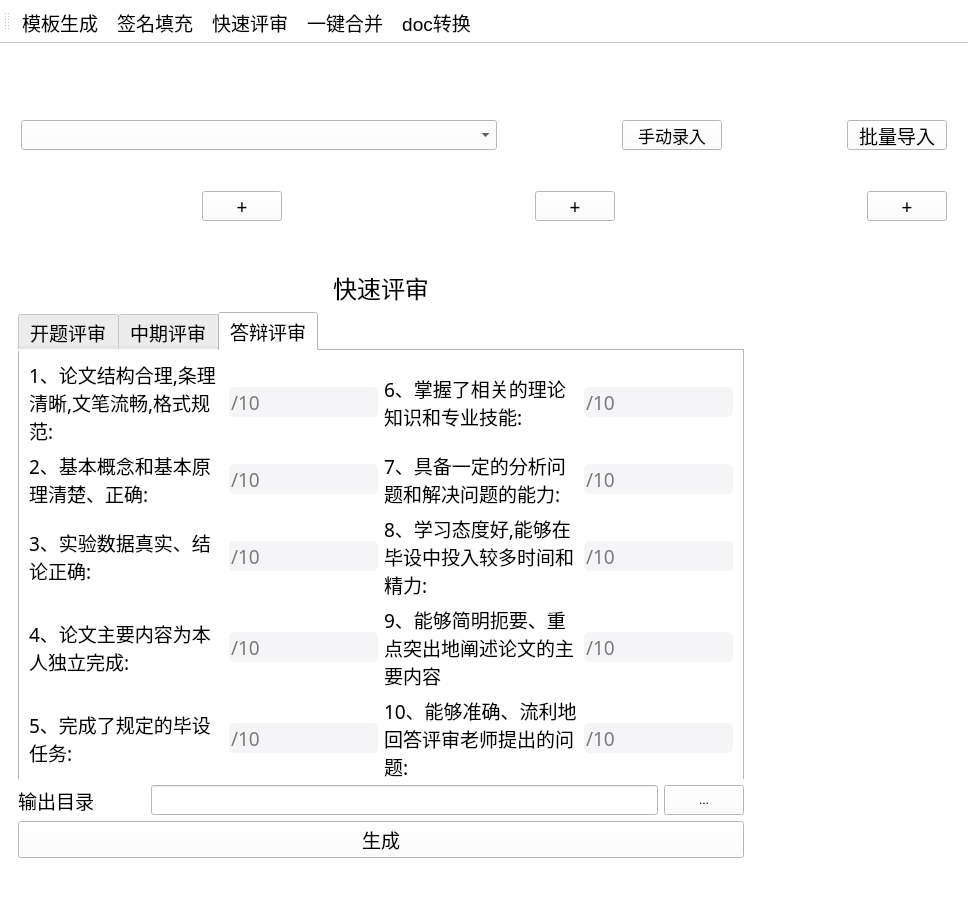
First picture: the form in ui/main_ui_teacher.ui, repository deoxyribonucleic-acid/doc_automation, before the edit.
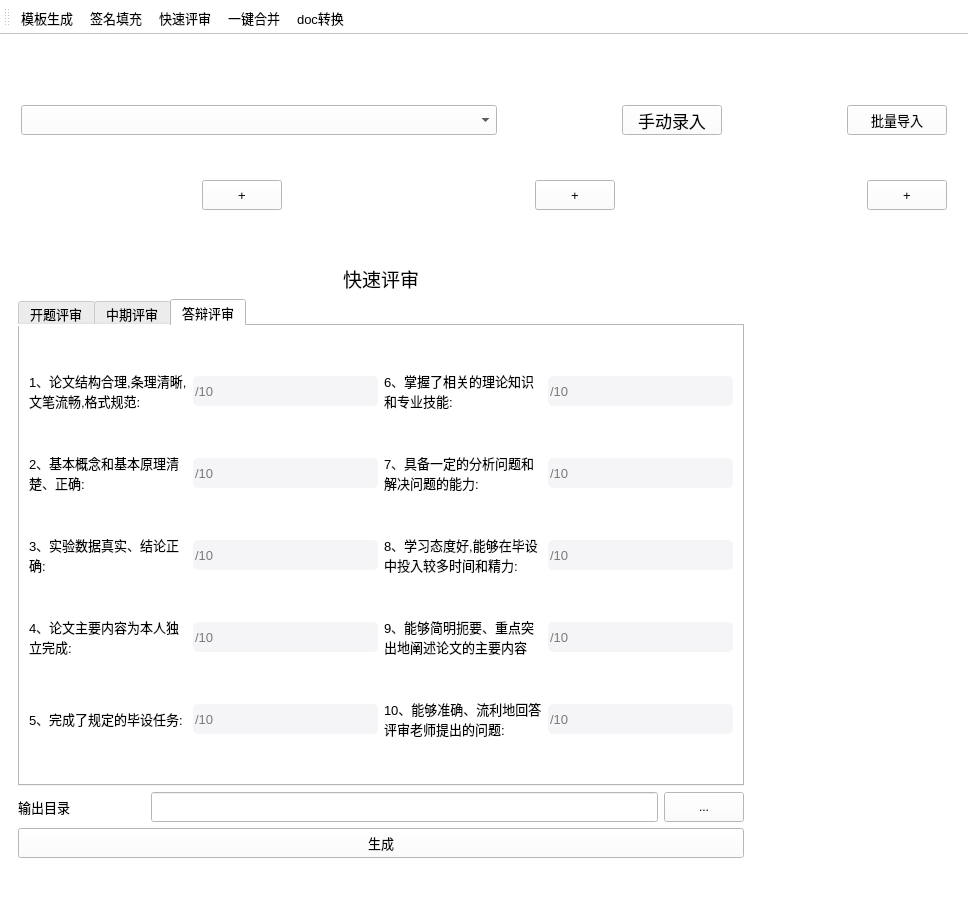
Second picture: the form after the edit. The open tabs and pages were chosen to show the change. Icons and pictures are not drawn.

Diff of the .ui file:
```diff
--- a/ui/main_ui_teacher.ui
+++ b/ui/main_ui_teacher.ui
@@ -112,8 +112,8 @@
                </property>
                <property name="font">
                 <font>
-                 <family>思源黑体 CN Normal</family>
-                 <pointsize>18</pointsize>
+                 <family>Segoe UI</family>
+                 <pointsize>14</pointsize>
                  <weight>50</weight>
                  <italic>false</italic>
                  <bold>false</bold>
@@ -166,8 +166,8 @@
                  </property>
                  <property name="font">
                   <font>
-                   <family>思源黑体 CN Normal</family>
-                   <pointsize>14</pointsize>
+                   <family>Segoe UI</family>
+                   <pointsize>10</pointsize>
                    <weight>50</weight>
                    <italic>false</italic>
                    <bold>false</bold>
@@ -219,7 +219,7 @@
                  </property>
                  <property name="font">
                   <font>
-                   <family>思源黑体 CN Normal</family>
+                   <family>Segoe UI</family>
                    <pointsize>13</pointsize>
                    <weight>50</weight>
                    <italic>false</italic>
@@ -278,8 +278,8 @@
                  </property>
                  <property name="font">
                   <font>
-                   <family>思源黑体 CN Normal</family>
-                   <pointsize>14</pointsize>
+                   <family>Segoe UI</family>
+                   <pointsize>10</pointsize>
                    <weight>50</weight>
                    <italic>false</italic>
                    <bold>false</bold>
@@ -331,8 +331,8 @@
                    </property>
                    <property name="font">
                     <font>
-                     <family>思源黑体 CN Normal</family>
-                     <pointsize>14</pointsize>
+                     <family>Segoe UI</family>
+                     <pointsize>10</pointsize>
                      <weight>50</weight>
                      <italic>false</italic>
                      <bold>false</bold>
@@ -385,8 +385,8 @@
                    </property>
                    <property name="font">
                     <font>
-                     <family>思源黑体 CN Normal</family>
-                     <pointsize>14</pointsize>
+                     <family>Segoe UI</family>
+                     <pointsize>10</pointsize>
                      <weight>50</weight>
                      <italic>false</italic>
                      <bold>false</bold>
@@ -433,8 +433,8 @@
                    </property>
                    <property name="font">
                     <font>
-                     <family>思源黑体 CN Normal</family>
-                     <pointsize>14</pointsize>
+                     <family>Segoe UI</family>
+                     <pointsize>10</pointsize>
                      <weight>50</weight>
                      <italic>false</italic>
                      <bold>false</bold>
@@ -487,8 +487,8 @@
                    </property>
                    <property name="font">
                     <font>
-                     <family>思源黑体 CN Normal</family>
-                     <pointsize>14</pointsize>
+                     <family>Segoe UI</family>
+                     <pointsize>10</pointsize>
                      <weight>50</weight>
                      <italic>false</italic>
                      <bold>false</bold>
@@ -535,8 +535,8 @@
                    </property>
                    <property name="font">
                     <font>
-                     <family>思源黑体 CN Normal</family>
-                     <pointsize>14</pointsize>
+                     <family>Segoe UI</family>
+                     <pointsize>10</pointsize>
                      <weight>50</weight>
                      <italic>false</italic>
                      <bold>false</bold>
@@ -586,8 +586,8 @@
                    </property>
                    <property name="font">
                     <font>
-                     <family>思源黑体 CN Normal</family>
-                     <pointsize>14</pointsize>
+                     <family>Segoe UI</family>
+                     <pointsize>10</pointsize>
                      <weight>50</weight>
                      <italic>false</italic>
                      <bold>false</bold>
@@ -1551,8 +1551,8 @@
               </property>
               <property name="font">
                <font>
-                <family>思源黑体 CN Normal</family>
-                <pointsize>18</pointsize>
+                <family>Segoe UI</family>
+                <pointsize>14</pointsize>
                 <weight>50</weight>
                 <italic>false</italic>
                 <bold>false</bold>
@@ -1637,8 +1637,8 @@
                  <widget class="QTabWidget" name="tabWidget">
                   <property name="font">
                    <font>
-                    <family>思源黑体 CN Normal</family>
-                    <pointsize>14</pointsize>
+                    <family>Segoe UI</family>
+                    <pointsize>10</pointsize>
                     <weight>50</weight>
                     <italic>false</italic>
                     <bold>false</bold>
@@ -2471,8 +2471,8 @@
                      <widget class="QLabel" name="label_24">
                       <property name="font">
                        <font>
-                        <family>思源黑体 CN Normal</family>
-                        <pointsize>14</pointsize>
+                        <family>Segoe UI</family>
+                        <pointsize>10</pointsize>
                         <weight>50</weight>
                         <italic>false</italic>
                         <bold>false</bold>
@@ -2499,8 +2499,8 @@
                       </property>
                       <property name="font">
                        <font>
-                        <family>思源黑体 CN Normal</family>
-                        <pointsize>14</pointsize>
+                        <family>Segoe UI</family>
+                        <pointsize>10</pointsize>
                         <weight>50</weight>
                         <italic>false</italic>
                         <bold>false</bold>
@@ -2515,8 +2515,8 @@
                      <widget class="QLabel" name="label_22">
                       <property name="font">
                        <font>
-                        <family>思源黑体 CN Normal</family>
-                        <pointsize>14</pointsize>
+                        <family>Segoe UI</family>
+                        <pointsize>10</pointsize>
                         <weight>50</weight>
                         <italic>false</italic>
                         <bold>false</bold>
@@ -2543,8 +2543,8 @@
                       </property>
                       <property name="font">
                        <font>
-                        <family>思源黑体 CN Normal</family>
-                        <pointsize>14</pointsize>
+                        <family>Segoe UI</family>
+                        <pointsize>10</pointsize>
                         <weight>50</weight>
                         <italic>false</italic>
                         <bold>false</bold>
@@ -2559,8 +2559,8 @@
                      <widget class="QLabel" name="label_23">
                       <property name="font">
                        <font>
-                        <family>思源黑体 CN Normal</family>
-                        <pointsize>14</pointsize>
+                        <family>Segoe UI</family>
+                        <pointsize>10</pointsize>
                         <weight>50</weight>
                         <italic>false</italic>
                         <bold>false</bold>
@@ -2587,8 +2587,8 @@
                       </property>
                       <property name="font">
                        <font>
-                        <family>思源黑体 CN Normal</family>
-                        <pointsize>14</pointsize>
+                        <family>Segoe UI</family>
+                        <pointsize>10</pointsize>
                         <weight>50</weight>
                         <italic>false</italic>
                         <bold>false</bold>
@@ -2603,8 +2603,8 @@
                      <widget class="QLabel" name="label_14">
                       <property name="font">
                        <font>
-                        <family>思源黑体 CN Normal</family>
-                        <pointsize>14</pointsize>
+                        <family>Segoe UI</family>
+                        <pointsize>10</pointsize>
                         <weight>50</weight>
                         <italic>false</italic>
                         <bold>false</bold>
@@ -2631,8 +2631,8 @@
                       </property>
                       <property name="font">
                        <font>
-                        <family>思源黑体 CN Normal</family>
-                        <pointsize>14</pointsize>
+                        <family>Segoe UI</family>
+                        <pointsize>10</pointsize>
                         <weight>50</weight>
                         <italic>false</italic>
                         <bold>false</bold>
@@ -2647,8 +2647,8 @@
                      <widget class="QLabel" name="label_19">
                       <property name="font">
                        <font>
-                        <family>思源黑体 CN Normal</family>
-                        <pointsize>14</pointsize>
+                        <family>Segoe UI</family>
+                        <pointsize>10</pointsize>
                         <weight>50</weight>
                         <italic>false</italic>
                         <bold>false</bold>
@@ -2675,8 +2675,8 @@
                       </property>
                       <property name="font">
                        <font>
-                        <family>思源黑体 CN Normal</family>
-                        <pointsize>14</pointsize>
+                        <family>Segoe UI</family>
+                        <pointsize>10</pointsize>
                         <weight>50</weight>
                         <italic>false</italic>
                         <bold>false</bold>
@@ -2691,8 +2691,8 @@
                      <widget class="QLabel" name="label_21">
                       <property name="font">
                        <font>
-                        <family>思源黑体 CN Normal</family>
-                        <pointsize>14</pointsize>
+                        <family>Segoe UI</family>
+                        <pointsize>10</pointsize>
                         <weight>50</weight>
                         <italic>false</italic>
                         <bold>false</bold>
@@ -2719,8 +2719,8 @@
                       </property>
                       <property name="font">
                        <font>
-                        <family>思源黑体 CN Normal</family>
-                        <pointsize>14</pointsize>
+                        <family>Segoe UI</family>
+                        <pointsize>10</pointsize>
                         <weight>50</weight>
                         <italic>false</italic>
                         <bold>false</bold>
@@ -2735,8 +2735,8 @@
                      <widget class="QLabel" name="label_25">
                       <property name="font">
                        <font>
-                        <family>思源黑体 CN Normal</family>
-                        <pointsize>14</pointsize>
+                        <family>Segoe UI</family>
+                        <pointsize>10</pointsize>
                         <weight>50</weight>
                         <italic>false</italic>
                         <bold>false</bold>
@@ -2763,8 +2763,8 @@
                       </property>
                       <property name="font">
                        <font>
-                        <family>思源黑体 CN Normal</family>
-                        <pointsize>14</pointsize>
+                        <family>Segoe UI</family>
+                        <pointsize>10</pointsize>
                         <weight>50</weight>
                         <italic>false</italic>
                         <bold>false</bold>
@@ -2779,8 +2779,8 @@
                      <widget class="QLabel" name="label_26">
                       <property name="font">
                        <font>
-                        <family>思源黑体 CN Normal</family>
-                        <pointsize>14</pointsize>
+                        <family>Segoe UI</family>
+                        <pointsize>10</pointsize>
                         <weight>50</weight>
                         <italic>false</italic>
                         <bold>false</bold>
@@ -2807,8 +2807,8 @@
                       </property>
                       <property name="font">
                        <font>
-                        <family>思源黑体 CN Normal</family>
-                        <pointsize>14</pointsize>
+                        <family>Segoe UI</family>
+                        <pointsize>10</pointsize>
                         <weight>50</weight>
                         <italic>false</italic>
                         <bold>false</bold>
@@ -2823,8 +2823,8 @@
                      <widget class="QLabel" name="label_20">
                       <property name="font">
                        <font>
-                        <family>思源黑体 CN Normal</family>
-                        <pointsize>14</pointsize>
+                        <family>Segoe UI</family>
+                        <pointsize>10</pointsize>
                         <weight>50</weight>
                         <italic>false</italic>
                         <bold>false</bold>
@@ -2851,8 +2851,8 @@
                       </property>
                       <property name="font">
                        <font>
-                        <family>思源黑体 CN Normal</family>
-                        <pointsize>14</pointsize>
+                        <family>Segoe UI</family>
+                        <pointsize>10</pointsize>
                         <weight>50</weight>
                         <italic>false</italic>
                         <bold>false</bold>
@@ -2867,8 +2867,8 @@
                      <widget class="QLabel" name="label_27">
                       <property name="font">
                        <font>
-                        <family>思源黑体 CN Normal</family>
-                        <pointsize>14</pointsize>
+                        <family>Segoe UI</family>
+                        <pointsize>10</pointsize>
                         <weight>50</weight>
                         <italic>false</italic>
                         <bold>false</bold>
@@ -2895,8 +2895,8 @@
                       </property>
                       <property name="font">
                        <font>
-                        <family>思源黑体 CN Normal</family>
-                        <pointsize>14</pointsize>
+                        <family>Segoe UI</family>
+                        <pointsize>10</pointsize>
                         <weight>50</weight>
                         <italic>false</italic>
                         <bold>false</bold>
@@ -2927,8 +2927,8 @@
                 </property>
                 <property name="font">
                  <font>
-                  <family>思源黑体 CN Normal</family>
-                  <pointsize>14</pointsize>
+                  <family>Segoe UI</family>
+                  <pointsize>10</pointsize>
                   <weight>50</weight>
                   <italic>false</italic>
                   <bold>false</bold>
@@ -2959,8 +2959,8 @@
                 </property>
                 <property name="font">
                  <font>
-                  <family>思源黑体 CN Normal</family>
-                  <pointsize>14</pointsize>
+                  <family>Segoe UI</family>
+                  <pointsize>10</pointsize>
                   <weight>50</weight>
                   <italic>false</italic>
                   <bold>false</bold>
@@ -3008,8 +3008,8 @@
               </property>
               <property name="font">
                <font>
-                <family>思源黑体 CN Normal</family>
-                <pointsize>14</pointsize>
+                <family>Segoe UI</family>
+                <pointsize>10</pointsize>
                 <weight>50</weight>
                 <italic>false</italic>
                 <bold>false</bold>
@@ -3392,7 +3392,7 @@
   <widget class="QToolBar" name="toolBar">
    <property name="font">
     <font>
-     <pointsize>14</pointsize>
+     <pointsize>10</pointsize>
      <weight>50</weight>
      <italic>false</italic>
      <bold>false</bold>
@@ -3422,8 +3422,8 @@
    </property>
    <property name="font">
     <font>
-     <family>Arial</family>
-     <pointsize>14</pointsize>
+     <family>Segoe UI</family>
+     <pointsize>10</pointsize>
     </font>
    </property>
   </action>
@@ -3433,8 +3433,8 @@
    </property>
    <property name="font">
     <font>
-     <family>Arial</family>
-     <pointsize>14</pointsize>
+     <family>Segoe UI</family>
+     <pointsize>10</pointsize>
     </font>
    </property>
   </action>
@@ -3444,8 +3444,8 @@
    </property>
    <property name="font">
     <font>
-     <family>Arial</family>
-     <pointsize>14</pointsize>
+     <family>Segoe UI</family>
+     <pointsize>10</pointsize>
     </font>
    </property>
   </action>
@@ -3455,8 +3455,8 @@
    </property>
    <property name="font">
     <font>
-     <family>Arial</family>
-     <pointsize>14</pointsize>
+     <family>Segoe UI</family>
+     <pointsize>10</pointsize>
     </font>
    </property>
   </action>
@@ -3471,8 +3471,8 @@
    </property>
    <property name="font">
     <font>
-     <family>Arial</family>
-     <pointsize>14</pointsize>
+     <family>Segoe UI</family>
+     <pointsize>10</pointsize>
     </font>
    </property>
   </action>
```
Left out of the diff: 288 changed lines with no effect on the pictures.
